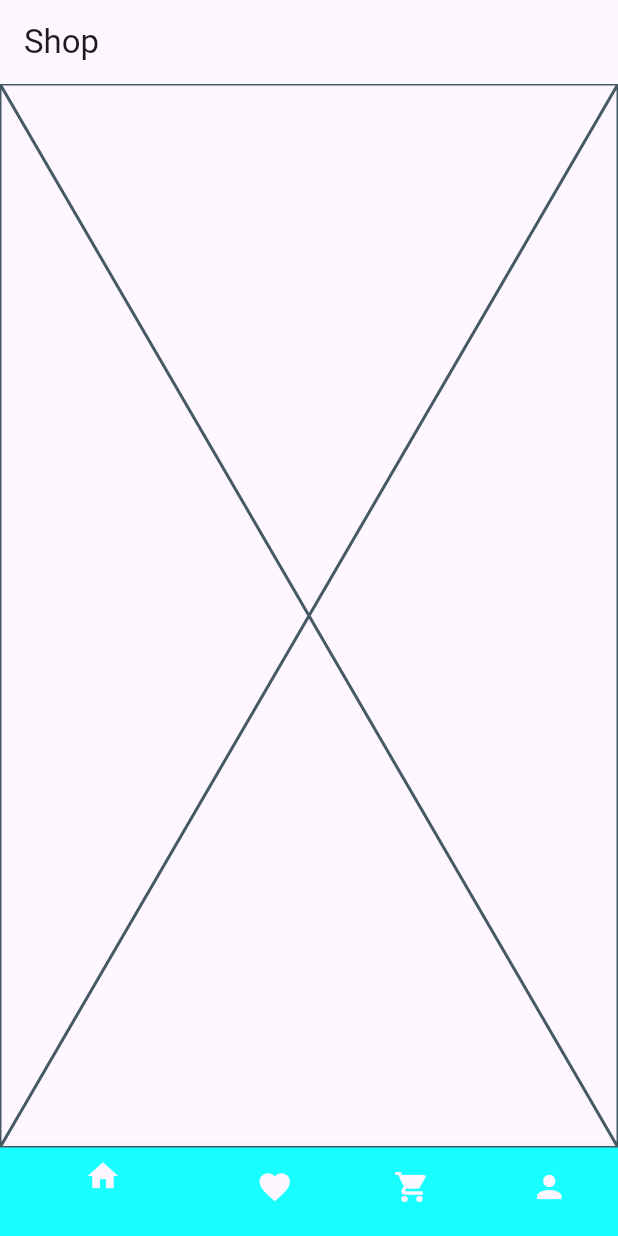
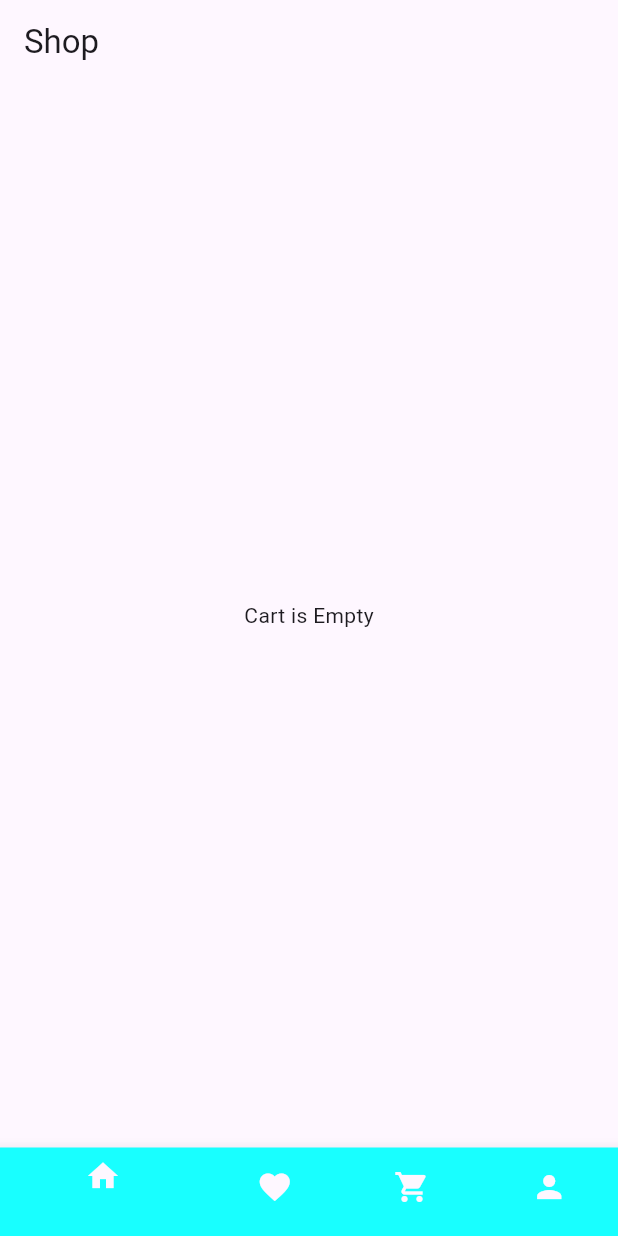
Before and after one commit to junayedahamed/shop, a Flutter app: the screen it shows after launch, item 3 of the bottom bar chosen, on a phone screen of 412 x 824 dp. Run offline on Flutter 3.47's test engine with Material 3 defaults, Android fonts, the phone set to English and light mode, and no system bars; our stand-ins replace bloc, flutter_bloc; network calls fail.

Commit message:
cart add and removed done

```diff
--- a/lib/src/cart/bloc/cart_bloc.dart
+++ b/lib/src/cart/bloc/cart_bloc.dart
@@ -1,13 +1,23 @@
+import 'dart:async';
+
 import 'package:bloc/bloc.dart';
 import 'package:meta/meta.dart';
+import 'package:ocad/src/database/demo_data.dart';
 
 part 'cart_event.dart';
 part 'cart_state.dart';
 
 class CartBloc extends Bloc<CartEvent, CartState> {
   CartBloc() : super(CartInitial()) {
-    on<CartEvent>((event, emit) {
-      // TODO: implement event handler
-    });
+    on<RemoveFromCartEvent>(removeFromCartEvent);
+  }
+
+  FutureOr<void> removeFromCartEvent(
+    RemoveFromCartEvent event,
+    Emitter<CartState> emit,
+  ) {
+    cart.removeAt(event.index);
+    emit(RemovedFromCartState());
+    emit(RemovedFromCartMsgState());
   }
 }
--- a/lib/src/cart/bloc/cart_event.dart
+++ b/lib/src/cart/bloc/cart_event.dart
@@ -2,3 +2,9 @@ part of 'cart_bloc.dart';
 
 @immutable
 sealed class CartEvent {}
+
+final class RemoveFromCartEvent extends CartEvent {
+  final int index;
+
+  RemoveFromCartEvent({required this.index});
+}
--- a/lib/src/cart/bloc/cart_state.dart
+++ b/lib/src/cart/bloc/cart_state.dart
@@ -4,3 +4,13 @@ part of 'cart_bloc.dart';
 sealed class CartState {}
 
 final class CartInitial extends CartState {}
+
+final class CartActionState extends CartState {}
+
+final class RemovedFromCartMsgState extends CartActionState {}
+
+final class RemovedFromCartState extends CartState {}
+
+// final class AddedToCartState extends CartState {}
+
+// final class AddedToCartMsgState extends CartState {}
--- a/lib/src/cart/ui/cart_page.dart
+++ b/lib/src/cart/ui/cart_page.dart
@@ -1,10 +1,59 @@
+import 'dart:developer';
+
 import 'package:flutter/material.dart';
+import 'package:flutter_bloc/flutter_bloc.dart';
+import 'package:ocad/src/cart/bloc/cart_bloc.dart';
+import 'package:ocad/src/cart/ui/widget/cart_item_card.dart';
+import 'package:ocad/src/database/demo_data.dart';
 
 class CartPage extends StatelessWidget {
-  const CartPage({super.key});
-
+  CartPage({super.key});
+  final CartBloc cartBloc = CartBloc();
   @override
   Widget build(BuildContext context) {
-    return const Placeholder();
+    return BlocConsumer<CartBloc, CartState>(
+      bloc: cartBloc,
+      listener: (context, state) {
+        if (state is RemovedFromCartMsgState) {
+          ScaffoldMessenger.of(
+            context,
+          ).showSnackBar(SnackBar(content: Text("Removed From Cart")));
+        }
+        // log(state.toString());
+      },
+      buildWhen: (previous, current) => current is! CartActionState,
+      listenWhen: (previous, current) => current is CartActionState,
+      builder: (context, state) {
+        // log(state.toString());
+
+        if (cart.isEmpty) {
+          return Center(child: Text("Cart is Empty"));
+        }
+
+        return Padding(
+          padding: const EdgeInsets.symmetric(horizontal: 8.0),
+          child: ListView.separated(
+            separatorBuilder: (context, index) {
+              return SizedBox(height: 10);
+            },
+            itemCount: cart.length,
+
+            itemBuilder: (context, index) {
+              return CartItemCard(
+                onCartProductPress: () {
+                  //navigate another page
+                },
+                productName: cart[index]['name'],
+                price: cart[index]['email'],
+                deletePress: () {
+                  log(index.toString());
+                  cartBloc.add(RemoveFromCartEvent(index: index));
+                },
+              );
+            },
+          ),
+        );
+      },
+    );
   }
 }
--- a/lib/src/home/ui/tabs/food_tab.dart
+++ b/lib/src/home/ui/tabs/food_tab.dart
@@ -4,7 +4,7 @@ import 'package:flutter/material.dart';
 import 'package:flutter_bloc/flutter_bloc.dart';
 import 'package:ocad/src/home/bloc/home_bloc.dart';
 import 'package:ocad/src/home/ui/widget/product_card.dart';
-import 'package:ocad/util/responsive_util.dart';
+import 'package:ocad/src/util/responsive_util.dart';
 
 class FoodTab extends StatefulWidget {
   const FoodTab({super.key});
```
Also changed, not shown: lib/src/cart/ui/widget/cart_item_card.dart (added, +41 -0 lines), lib/src/util/responsive_util.dart (renamed from lib/util/responsive_util.dart).
